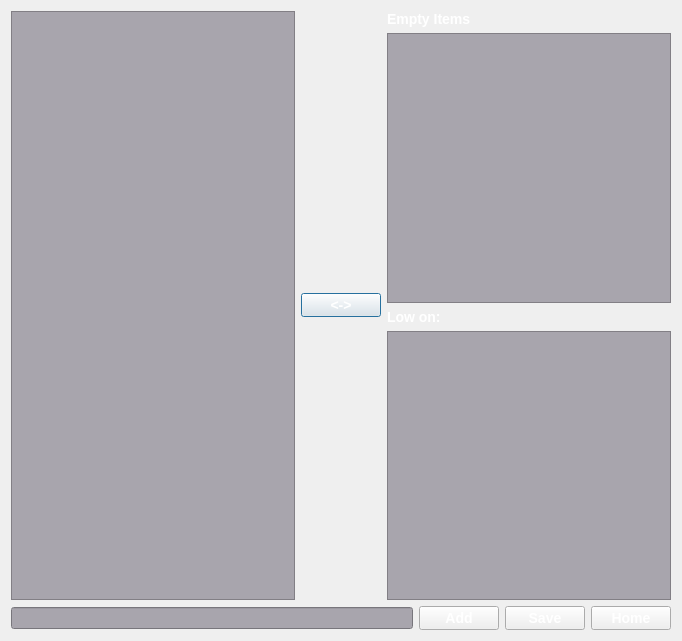
Above: FAKKIT/shoppingpagesaved.ui from r0ug3-Mary/Senior_Design before the change. Below: the same form after it.
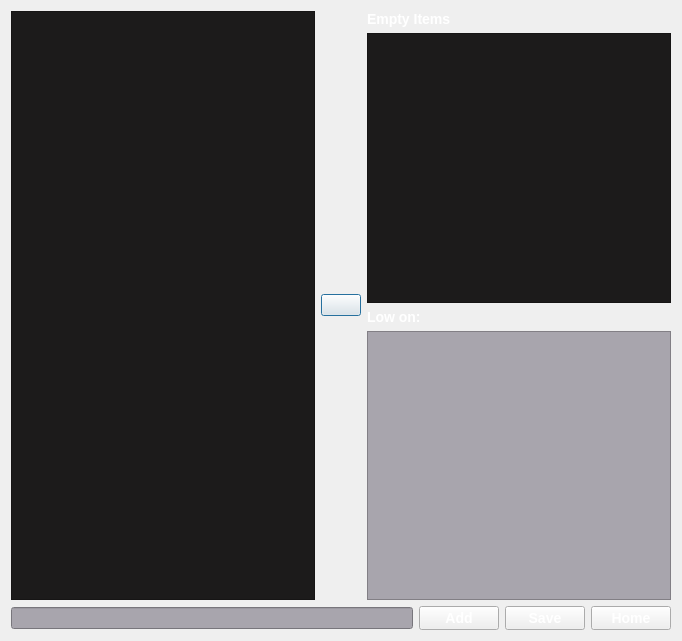
That is the form after the change.

Patch:
```diff
--- a/FAKKIT/shoppingpagesaved.ui
+++ b/FAKKIT/shoppingpagesaved.ui
@@ -19,7 +19,7 @@
      <item>
       <widget class="QTextEdit" name="textEdit">
        <property name="styleSheet">
-        <string notr="true">background-color: rgb(168, 165, 173);
+        <string notr="true">background-color: #1c1b1b;
 font: bold 12px; color: white;</string>
        </property>
       </widget>
@@ -27,11 +27,10 @@
      <item>
       <widget class="QPushButton" name="swapButton2">
        <property name="styleSheet">
-        <string notr="true">font: bold 14px;
-    color: white;</string>
+        <string notr="true"/>
        </property>
        <property name="text">
-        <string>&lt;-&gt;</string>
+        <string/>
        </property>
       </widget>
      </item>
@@ -51,7 +50,7 @@
        <item>
         <widget class="QListView" name="listView">
          <property name="styleSheet">
-          <string notr="true">background-color: rgb(168, 165, 173);
+          <string notr="true">background-color: #1c1b1b;
 font: bold 12px; color: white;</string>
          </property>
         </widget>
```
